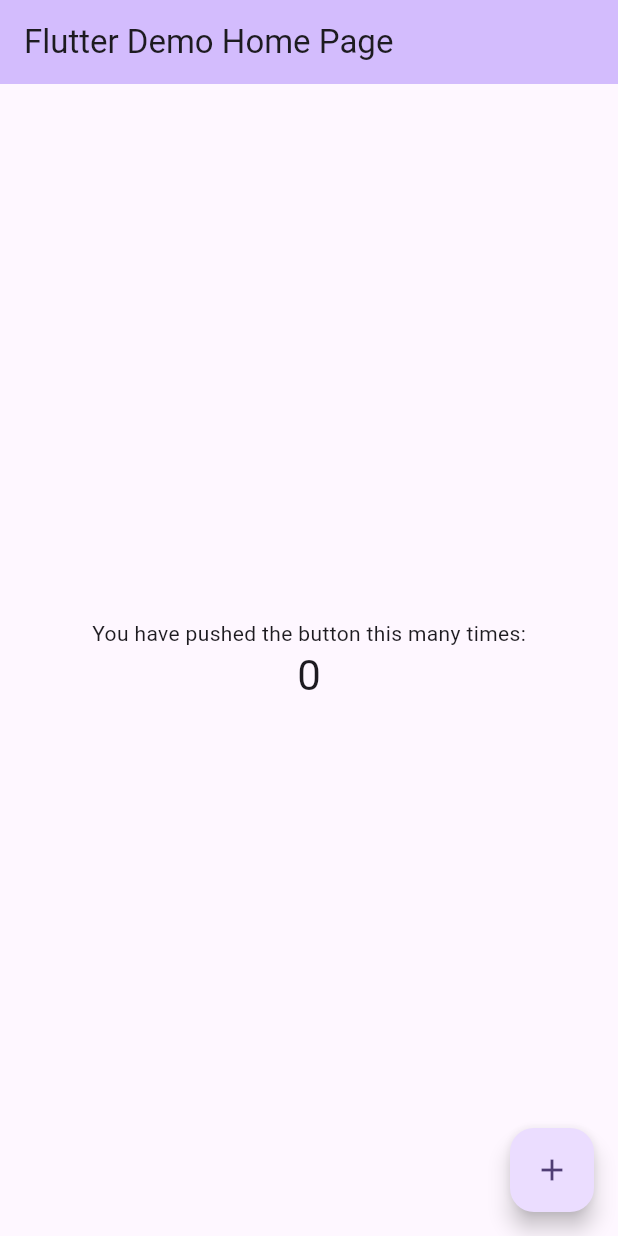
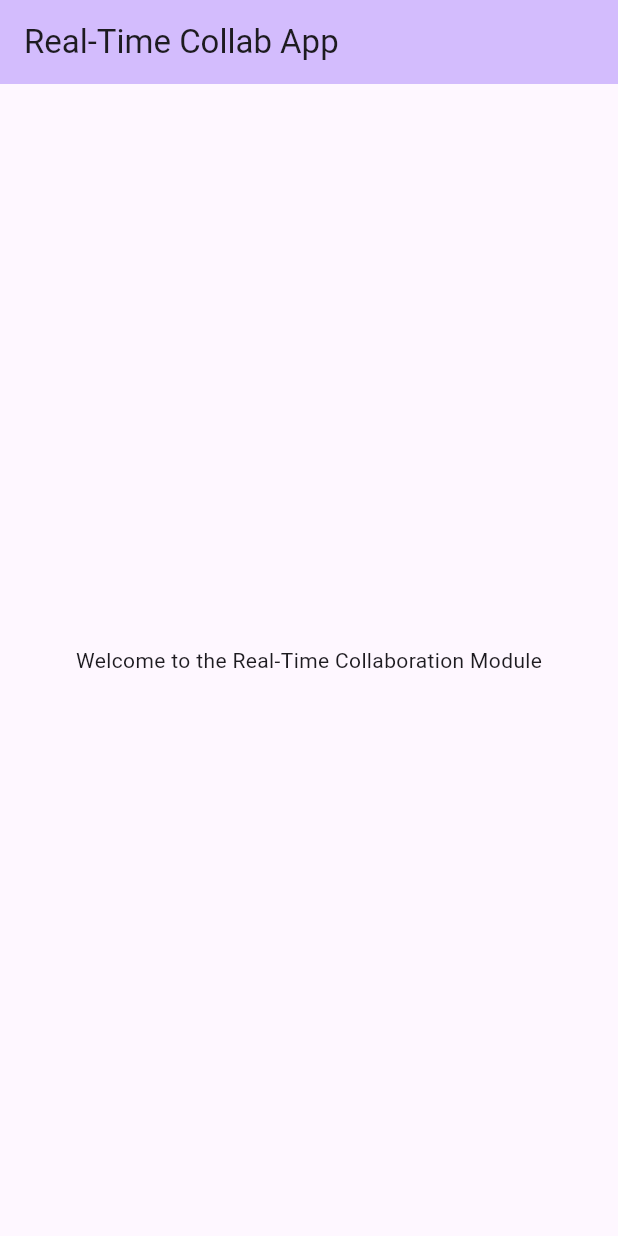
Before and after one commit to tylrmwn012/CSC_Real_Time_Project, a Flutter app: the screen it shows after launch, on a phone screen of 412 x 824 dp. Run offline on Flutter 3.47's test engine with Material 3 defaults, Android fonts, the phone set to English and light mode, and no system bars.

Commit message:
Completed Module 2

```diff
--- a/Module 2/flutter_basics/lib/main.dart
+++ b/Module 2/flutter_basics/lib/main.dart
@@ -1,122 +1,55 @@
 import 'package:flutter/material.dart';
 
-void main() {
+void main() { // Runs MyApp()
   runApp(const MyApp());
 }
 
+
+// Class MyApp ===> Root of the application
 class MyApp extends StatelessWidget {
   const MyApp({super.key});
 
-  // This widget is the root of your application.
   @override
   Widget build(BuildContext context) {
     return MaterialApp(
-      title: 'Flutter Demo',
+      title: 'Real-Time Collab App',
       theme: ThemeData(
-        // This is the theme of your application.
-        //
-        // TRY THIS: Try running your application with "flutter run". You'll see
-        // the application has a purple toolbar. Then, without quitting the app,
-        // try changing the seedColor in the colorScheme below to Colors.green
-        // and then invoke "hot reload" (save your changes or press the "hot
-        // reload" button in a Flutter-supported IDE, or press "r" if you used
-        // the command line to start the app).
-        //
-        // Notice that the counter didn't reset back to zero; the application
-        // state is not lost during the reload. To reset the state, use hot
-        // restart instead.
-        //
-        // This works for code too, not just values: Most code changes can be
-        // tested with just a hot reload.
         colorScheme: ColorScheme.fromSeed(seedColor: Colors.deepPurple),
       ),
-      home: const MyHomePage(title: 'Flutter Demo Home Page'),
+      home: const MyHomePage(title: 'Real-Time Collab App'),
     );
   }
 }
 
+
+// Class MyHomePage ===> Main Screen of the application (handles title, creates instance of _MyHomePageState to manage state)
 class MyHomePage extends StatefulWidget {
   const MyHomePage({super.key, required this.title});
-
-  // This widget is the home page of your application. It is stateful, meaning
-  // that it has a State object (defined below) that contains fields that affect
-  // how it looks.
-
-  // This class is the configuration for the state. It holds the values (in this
-  // case the title) provided by the parent (in this case the App widget) and
-  // used by the build method of the State. Fields in a Widget subclass are
-  // always marked "final".
-
-  final String title;
+  final String title; // Allows for title of app
 
   @override
-  State<MyHomePage> createState() => _MyHomePageState();
+  State<MyHomePage> createState() => _MyHomePageState(); // Creates instance of _MyHomePageState
 }
 
+
+// Class _MyHomePageState ===> User Interface for homescreen of application (styles look and function of home page)
 class _MyHomePageState extends State<MyHomePage> {
-  int _counter = 0;
-
-  void _incrementCounter() {
-    setState(() {
-      // This call to setState tells the Flutter framework that something has
-      // changed in this State, which causes it to rerun the build method below
-      // so that the display can reflect the updated values. If we changed
-      // _counter without calling setState(), then the build method would not be
-      // called again, and so nothing would appear to happen.
-      _counter++;
-    });
-  }
 
   @override
   Widget build(BuildContext context) {
-    // This method is rerun every time setState is called, for instance as done
-    // by the _incrementCounter method above.
-    //
-    // The Flutter framework has been optimized to make rerunning build methods
-    // fast, so that you can just rebuild anything that needs updating rather
-    // than having to individually change instances of widgets.
-    return Scaffold(
-      appBar: AppBar(
-        // TRY THIS: Try changing the color here to a specific color (to
-        // Colors.amber, perhaps?) and trigger a hot reload to see the AppBar
-        // change color while the other colors stay the same.
+    return Scaffold( // Return this scaffold
+      appBar: AppBar( //open AppBar
         backgroundColor: Theme.of(context).colorScheme.inversePrimary,
-        // Here we take the value from the MyHomePage object that was created by
-        // the App.build method, and use it to set our appbar title.
         title: Text(widget.title),
       ),
-      body: Center(
-        // Center is a layout widget. It takes a single child and positions it
-        // in the middle of the parent.
-        child: Column(
-          // Column is also a layout widget. It takes a list of children and
-          // arranges them vertically. By default, it sizes itself to fit its
-          // children horizontally, and tries to be as tall as its parent.
-          //
-          // Column has various properties to control how it sizes itself and
-          // how it positions its children. Here we use mainAxisAlignment to
-          // center the children vertically; the main axis here is the vertical
-          // axis because Columns are vertical (the cross axis would be
-          // horizontal).
-          //
-          // TRY THIS: Invoke "debug painting" (choose the "Toggle Debug Paint"
-          // action in the IDE, or press "p" in the console), to see the
-          // wireframe for each widget.
-          mainAxisAlignment: MainAxisAlignment.center,
+      body: Center( // Open body's center section
+        child: Column( // Open child of body, the Column section
+          mainAxisAlignment: MainAxisAlignment.center, // Aligns the text at the center
           children: <Widget>[
-            const Text('You have pushed the button this many times:'),
-            Text(
-              '$_counter',
-              style: Theme.of(context).textTheme.headlineMedium,
-            ),
+            const Text('Welcome to the Real-Time Collaboration Module'), // Text to be display in the center
           ],
         ),
       ),
-      floatingActionButton: FloatingActionButton(
-        onPressed: _incrementCounter,
-        tooltip: 'Increment',
-        child: const Icon(Icons.add),
-      ), // This trailing comma makes auto-formatting nicer for build methods.
     );
   }
 }
```
